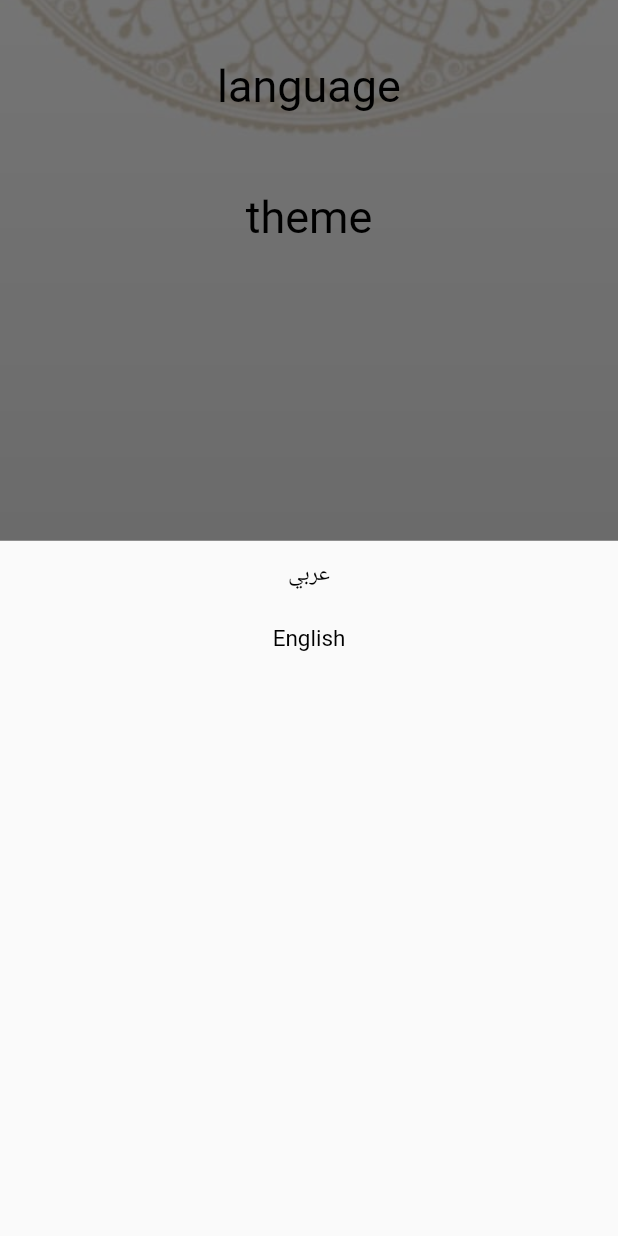
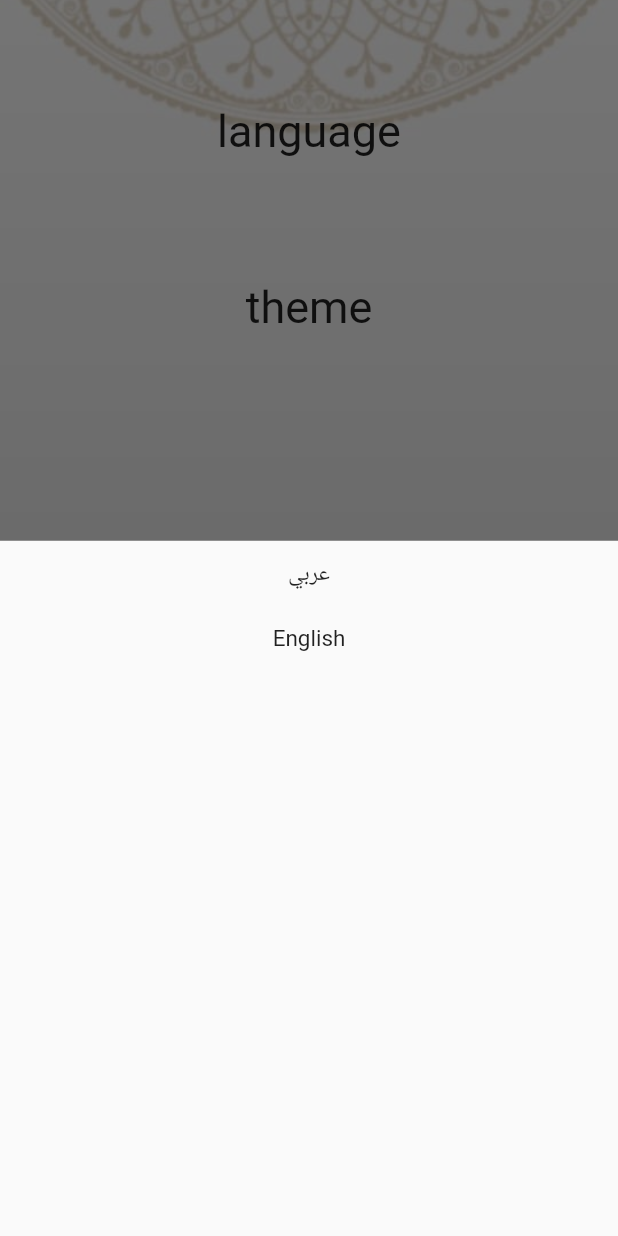
Before and after one commit to Mohamed-Yosry/quran_Flutter, a Flutter app: the screen it shows after launch, item 5 of the bottom bar chosen, after a tap on "language", on a phone screen of 412 x 824 dp. Run offline on Flutter 3.47's test engine with Material 2 defaults, Android fonts, the phone set to English and light mode, and no system bars; generated files the repository leaves out were written again.

Commit message:
add theme and language

```diff
--- a/lib/AhadeethList.dart
+++ b/lib/AhadeethList.dart
@@ -8,8 +8,10 @@ class HadeethsList extends StatelessWidget {
 
   @override
   Widget build(BuildContext context) {
-    for(int i=1;i<51;i++)
-    {
+    AHadeeths.clear();
+
+   for(int i=1;i<51;i++)
+   {
       AHadeeths.add(new Hadeeth(AppLocalizations.of(context)!.hadeethName+" "));
     }
     return new Stack(
@@ -19,7 +21,7 @@ class HadeethsList extends StatelessWidget {
                 new Container(
                   padding: EdgeInsets.only(top:30, bottom: 40),
                   child: new Text(AppLocalizations.of(context)!.islamy,
-                    style: TextStyle(fontSize: 30, color: Colors.black), textAlign: TextAlign.center,),
+                    style: TextStyle(fontSize: 30), textAlign: TextAlign.center,),
                     alignment: Alignment.center,
                 ),
                 new Container(
@@ -37,14 +39,14 @@ class HadeethsList extends StatelessWidget {
                   margin: EdgeInsets.only(top: 30),
                   height: 45,
                   //alignment: Alignment.center,
-                  decoration: BoxDecoration(border: Border(top: BorderSide(color: Colors.orange, width: 2),
-                      bottom: BorderSide(color: Colors.orange, width: 2))),
+                  decoration: BoxDecoration(border: Border(top: BorderSide(color: Theme.of(context).accentColor, width: 2),
+                      bottom: BorderSide(color: Theme.of(context).accentColor, width: 2))),
                   child: new Row (
                     mainAxisAlignment: MainAxisAlignment.center,
                     children: [
                         new Text(AppLocalizations.of(context)!.ahadeeth_theTitle,
                           textDirection: TextDirection.rtl, style: new TextStyle(
-                          fontSize: 23, color: Colors.black,), textAlign: TextAlign.center,),
+                          fontSize: 23), textAlign: TextAlign.center,),
                       ],
                   )
 
--- a/lib/MyThemeData.dart
+++ b/lib/MyThemeData.dart
@@ -9,7 +9,7 @@ class MyThemeData{
    colorScheme: ColorScheme.light(),
 
     bottomNavigationBarTheme: BottomNavigationBarThemeData(
-      backgroundColor: Color.fromRGBO(223, 170, 97, 1),
+      backgroundColor: Color.fromRGBO(183, 147, 95, 1),
       selectedIconTheme: IconThemeData(
         color: Colors.black,
       ),
@@ -25,14 +25,11 @@ class MyThemeData{
         fontSize: 20,
         color: Colors.black,
       ),
-      bodyText2: TextStyle(
-        fontSize: 15,
-        color: Colors.black,
-      ),
+
     ),
 
-      accentColor: Color.fromRGBO(201, 179, 150, 1),
-      buttonColor:  Color.fromRGBO(183, 143, 95, 1)
+      accentColor: Color.fromRGBO(183, 147, 95, 1),
+      buttonColor:  Color.fromRGBO(183, 147, 95, 1)
 
   );
 
@@ -61,13 +58,10 @@ class MyThemeData{
         fontSize: 20,
         color: Colors.yellowAccent,
       ),
-      bodyText2: TextStyle(
-        fontSize: 15,
-        color: Colors.yellowAccent,
-      ),
+
     ),
 
-      accentColor: Color.fromRGBO(21, 27, 49, 1),
+      accentColor: Color.fromRGBO(250, 204, 29, 1),
 
       buttonColor: Color.fromRGBO(250, 204, 29, 1),
 
--- a/lib/SideMenu.dart
+++ b/lib/SideMenu.dart
@@ -26,7 +26,7 @@ class _SideMenuState extends State<SideMenu> {
                 changeLanguage();
               },
               child: Container(
-                padding: EdgeInsets.symmetric(vertical: 40,),
+                padding: EdgeInsets.symmetric(vertical: 70,),
                   child: Text('language',textAlign: TextAlign.center,style: TextStyle(fontSize: 30),)),
             ),
             InkWell(
@@ -40,7 +40,7 @@ class _SideMenuState extends State<SideMenu> {
             ),
           ],
         ),
-      ),
+
     );
   }
   void changeLanguage() {
@@ -52,7 +52,6 @@ class _SideMenuState extends State<SideMenu> {
           children: [
             InkWell(
               onTap: (){
-                changeTheme();
                 //Navigator.pop(context);
                 provider.cahngeLanguage('ar');
               },
@@ -64,7 +63,6 @@ class _SideMenuState extends State<SideMenu> {
             ),
             InkWell(
               onTap: (){
-                changeTheme();
                 //Navigator.pop(context);
                 provider.cahngeLanguage('en');
               },
--- a/lib/ahadethContent.dart
+++ b/lib/ahadethContent.dart
@@ -1,6 +1,7 @@
 import 'package:flutter/material.dart';
 import 'package:flutter/services.dart';
 import 'package:provider/provider.dart';
+import 'package:flutter_gen/gen_l10n/app_localizations.dart';
 
 import 'AppConfigProvider.dart';
 
@@ -59,7 +60,7 @@ class _ahadethContent extends State<ahadethContent> {
                     ),
                     Expanded(
                       child: Center(
-                        child:Text("اسلامي",style: TextStyle(fontSize: 30), textAlign: TextAlign.center,),
+                        child:Text(AppLocalizations.of(context)!.islamy,style: TextStyle(fontSize: 30), textAlign: TextAlign.center,),
                       ),
                     ),
                   ],
--- a/lib/bottomBar.dart
+++ b/lib/bottomBar.dart
@@ -51,9 +51,6 @@ class BottomBarState extends State<BottomBar> {
           ),
 
       bottomNavigationBar: BottomNavigationBar(
-        backgroundColor: Color.fromRGBO(223, 170, 97, 1),
-
-
 
         showSelectedLabels: true,
         showUnselectedLabels: false,
@@ -65,7 +62,7 @@ class BottomBarState extends State<BottomBar> {
           BottomNavigationBarItem(
               icon: Image.asset("assets/radio.png"),
               // ignore: deprecated_member_use
-              title:Text("راديو",style:Theme.of(context).textTheme.bodyText2),
+              title:Text("راديو",style:Theme.of(context).textTheme.bodyText1),
               //label: 'ssss',
               activeIcon: Image.asset("assets/radio.png",color: Theme.of(context).iconTheme.color,)
 
@@ -75,25 +72,25 @@ class BottomBarState extends State<BottomBar> {
 
           BottomNavigationBarItem(
               icon: Image.asset("assets/sebha.png"),
-              title:Text(''),
-              activeIcon: Image.asset("assets/sebha_selected.png")
+              title:Text('سبحة',style:Theme.of(context).textTheme.bodyText1),
+              activeIcon: Image.asset("assets/sebha.png",color: Theme.of(context).iconTheme.color)
           ),
 
           BottomNavigationBarItem(
               icon: Image.asset("assets/hadeth.png"),
-              title:Text('أحاديث',style:Theme.of(context).textTheme.bodyText2),
+              title:Text('أحاديث',style:Theme.of(context).textTheme.bodyText1),
               activeIcon: Image.asset("assets/hadeth.png",color: Theme.of(context).iconTheme.color,)
           ),
 
           BottomNavigationBarItem(
               icon: Image.asset("assets/quran.png",),
-              title:Text('قرآن',style:Theme.of(context).textTheme.bodyText2),
+              title:Text('قرآن',style:Theme.of(context).textTheme.bodyText1),
               activeIcon: Image.asset("assets/quran.png",color: Theme.of(context).iconTheme.color,)
           ),
 
           BottomNavigationBarItem(
               icon: Icon(Icons.settings,color: Colors.white70,size: 50,),
-              title:Text('إعدادات',style:Theme.of(context).textTheme.bodyText2),
+              title:Text('إعدادات',style:Theme.of(context).textTheme.bodyText1),
               activeIcon: Icon(Icons.settings,/*color: Colors.black87,*/size: 50,)
           ),
 
--- a/lib/sebha.dart
+++ b/lib/sebha.dart
@@ -76,12 +76,12 @@ class _sebha extends State<sebha> {
                 decoration:BoxDecoration(
                 border: Border.all(),
                    borderRadius: BorderRadius.all(Radius.circular(12)),
+
                     color: Theme.of(context).accentColor,
                       ),
 
                 width: 50, height: 50,
                 alignment: Alignment.center,
-                //color: Color.fromRGBO(250, 215, 160, 1),
                 margin: EdgeInsets.only(bottom: 20,top: 20),
                 child:Text("$counter" ,style: TextStyle(fontSize: 30,fontWeight: FontWeight.bold), textAlign: TextAlign.center,),
               ),
@@ -92,7 +92,6 @@ class _sebha extends State<sebha> {
                     s[index],
                     style: TextStyle(color: Colors.white, fontSize: 45),
                   ),
-                  color: Color.fromRGBO(223, 170, 97, 1),
                   padding: EdgeInsets.only(right: 15, left: 15, top: 15),
                   shape: StadiumBorder(),
                   onPressed: (){},
--- a/lib/sowarListPage.dart
+++ b/lib/sowarListPage.dart
@@ -136,7 +136,7 @@ class SurahsList extends StatelessWidget {
                 new Container(
                   padding: EdgeInsets.only(top:30),
                   child: new Text(AppLocalizations.of(context)!.islamy,
-                    style: TextStyle(fontSize: 30, color: Colors.black), textAlign: TextAlign.center,),
+                    style: TextStyle(fontSize: 30), textAlign: TextAlign.center,),
                   alignment: Alignment.center,
                 ),
                 new Container(
@@ -152,18 +152,18 @@ class SurahsList extends StatelessWidget {
                 ),
                 new Container(
                   height: 45,
-                  decoration: BoxDecoration(border: Border(top: BorderSide(color: Colors.orange, width: 2),
-                      bottom: BorderSide(color: Colors.orange, width: 2))),
+                  decoration: BoxDecoration(border: Border(top: BorderSide(color: Theme.of(context).accentColor, width: 2),
+                      bottom: BorderSide(color: Theme.of(context).accentColor, width: 2))),
                   child:new
                   Row(
                     children: [
                       new Expanded(
                         child: new Container(
                           alignment: Alignment.center,
-                          decoration: BoxDecoration(border: Border(right: BorderSide(color: Colors.orange, width: 2))),
+                          decoration: BoxDecoration(border: Border(right: BorderSide(color: Theme.of(context).accentColor, width: 2))),
                           child: new Text(AppLocalizations.of(context)!.ayaatCounter,
                               textDirection: TextDirection.rtl, style: new TextStyle(
-                                fontSize: 20, color: Colors.black,
+                                fontSize: 20,
                               )),
                         ),
                       ),
@@ -171,7 +171,7 @@ class SurahsList extends StatelessWidget {
                         child: new Container(
                           child: new Text(AppLocalizations.of(context)!.surahName,
                               textDirection: TextDirection.rtl, style: new TextStyle(
-                                fontSize: 20, color: Colors.black,
+                                fontSize: 20,
                               )),
                           alignment: Alignment.center,
                         ),
@@ -201,7 +201,7 @@ class SurahsList extends StatelessWidget {
                                 fontSize: 20,
                               ),),
                               alignment: Alignment.center,
-                              decoration: BoxDecoration(border: Border(right: BorderSide(color: Colors.orange, width: 2))),
+                              decoration: BoxDecoration(border: Border(right: BorderSide(color: Theme.of(context).accentColor, width: 2))),
                             ),
                             ),
                             new Expanded(child: new Container(
--- a/lib/sowrContent.dart
+++ b/lib/sowrContent.dart
@@ -1,6 +1,7 @@
 import 'package:flutter/material.dart';
 import 'package:flutter/services.dart';
 import 'package:provider/provider.dart';
+import 'package:flutter_gen/gen_l10n/app_localizations.dart';
 
 import 'AppConfigProvider.dart';
 
@@ -67,7 +68,7 @@ class _sowerContent extends State<sowerContent> {
                     ),
                     Expanded(
                       child: Center(
-                        child:Text("إسلامي",style: TextStyle(fontSize: 30), textAlign: TextAlign.center,),
+                        child:Text(AppLocalizations.of(context)!.islamy,style: TextStyle(fontSize: 30), textAlign: TextAlign.center,),
                       ),
                     ),
                   ],
```
Also changed, not shown: pubspec.lock.
